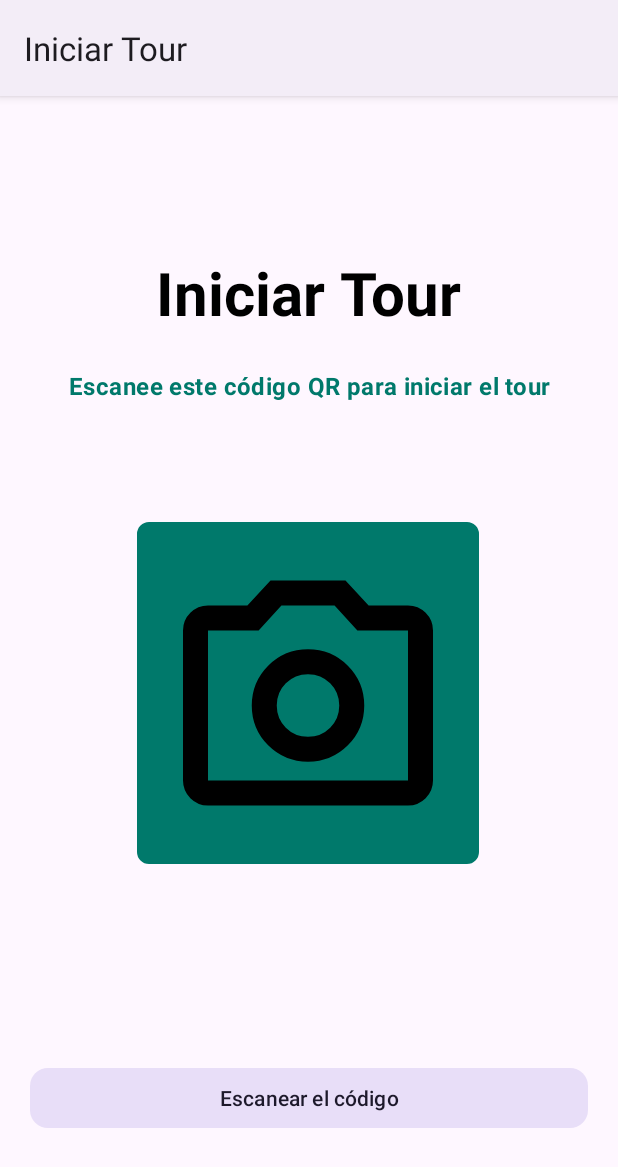
After one commit to Alexiaaaaaaasdde/PuriqTours_NewFibra, an Android app: the IniciarTourActivity screen opened directly, with no data from a screen before it, on a phone screen of 412 x 824 dp. The commit adds this screen. Shown: the top 1167 px of the screen. Run offline under Robolectric (Android 15) with nearby library versions, the phone set to English and light mode, and no system bars.

Commit message:
Vista tour terminada

```diff
--- /dev/null
+++ b/PuriqTours/app/src/main/java/com/example/puriqtours/IniciarTourActivity.java
@@ -0,0 +1,29 @@
+package com.example.puriqtours;
+
+import android.content.Intent;
+import android.os.Bundle;
+import android.widget.Button;
+import android.widget.Toast;
+
+import androidx.appcompat.app.AppCompatActivity;
+
+public class IniciarTourActivity extends AppCompatActivity {
+
+    Button btnEscanear;
+
+    @Override
+    protected void onCreate(Bundle savedInstanceState) {
+        super.onCreate(savedInstanceState);
+        setContentView(R.layout.activity_iniciar_tour);
+
+        // Vincular el botón
+        btnEscanear = findViewById(R.id.btnEscanear);
+
+        // Acción temporal (solo muestra un mensaje)
+        btnEscanear.setOnClickListener(v -> {
+            Intent intent = new Intent(IniciarTourActivity.this, MapaTourActivity.class);
+            startActivity(intent);
+        });
+
+    }
+}
--- /dev/null
+++ b/PuriqTours/app/src/main/res/drawable/ic_camera_alt.xml
@@ -0,0 +1,5 @@
+<vector xmlns:android="http://schemas.android.com/apk/res/android" android:height="200dp" android:tint="#000000" android:viewportHeight="960" android:viewportWidth="960" android:width="200dp">
+
+    <path android:fillColor="@android:color/white" android:pathData="M480,700Q555,700 607.5,647.5Q660,595 660,520Q660,445 607.5,392.5Q555,340 480,340Q405,340 352.5,392.5Q300,445 300,520Q300,595 352.5,647.5Q405,700 480,700ZM480,620Q438,620 409,591Q380,562 380,520Q380,478 409,449Q438,420 480,420Q522,420 551,449Q580,478 580,520Q580,562 551,591Q522,620 480,620ZM160,840Q127,840 103.5,816.5Q80,793 80,760L80,280Q80,247 103.5,223.5Q127,200 160,200L286,200L360,120L600,120L674,200L800,200Q833,200 856.5,223.5Q880,247 880,280L880,760Q880,793 856.5,816.5Q833,840 800,840L160,840ZM160,760L800,760Q800,760 800,760Q800,760 800,760L800,280Q800,280 800,280Q800,280 800,280L638,280L565,200L395,200L322,280L160,280Q160,280 160,280Q160,280 160,280L160,760Q160,760 160,760Q160,760 160,760ZM480,520Q480,520 480,520Q480,520 480,520L480,520Q480,520 480,520Q480,520 480,520L480,520L480,520L480,520L480,520L480,520Q480,520 480,520Q480,520 480,520L480,520Q480,520 480,520Q480,520 480,520Z"/>
+
+</vector>
--- /dev/null
+++ b/PuriqTours/app/src/main/res/drawable/ic_chat.xml
@@ -0,0 +1,5 @@
+<vector xmlns:android="http://schemas.android.com/apk/res/android" android:height="24dp" android:tint="#000000" android:viewportHeight="960" android:viewportWidth="960" android:width="24dp">
+
+    <path android:fillColor="@android:color/white" android:pathData="M240,560L560,560L560,480L240,480L240,560ZM240,440L720,440L720,360L240,360L240,440ZM240,320L720,320L720,316Q683,308 652.5,288.5Q622,269 600,240L240,240L240,320ZM80,880L80,160Q80,127 103.5,103.5Q127,80 160,80L564,80Q560,100 560,120Q560,140 564,160L160,160Q160,160 160,160Q160,160 160,160L160,685L206,640L800,640Q800,640 800,640Q800,640 800,640L800,316Q823,311 843,302.5Q863,294 880,280L880,640Q880,673 856.5,696.5Q833,720 800,720L240,720L80,880ZM160,160Q160,160 160,160Q160,160 160,160L160,640Q160,640 160,640Q160,640 160,640L160,640L160,640L160,160Q160,160 160,160Q160,160 160,160L160,160Q160,160 160,160Q160,160 160,160ZM760,240Q710,240 675,205Q640,170 640,120Q640,70 675,35Q710,0 760,0Q810,0 845,35Q880,70 880,120Q880,170 845,205Q810,240 760,240Z"/>
+
+</vector>
--- /dev/null
+++ b/PuriqTours/app/src/main/res/layout/activity_iniciar_tour.xml
@@ -0,0 +1,77 @@
+<?xml version="1.0" encoding="utf-8"?>
+<androidx.constraintlayout.widget.ConstraintLayout xmlns:android="http://schemas.android.com/apk/res/android"
+    xmlns:app="http://schemas.android.com/apk/res-auto"
+    android:layout_width="match_parent"
+    android:layout_height="match_parent"
+    android:fitsSystemWindows="true"
+    android:padding="16dp">
+
+    <!-- 🔹 Título -->
+
+    <!-- 🔹 Indicación -->
+
+    <!-- 🔹 Icono de cámara -->
+
+    <!-- 🔹 Botón escanear -->
+
+    <TextView
+        android:id="@+id/tvTitulo"
+        android:layout_width="wrap_content"
+        android:layout_height="wrap_content"
+        android:layout_marginTop="88dp"
+        android:text="Iniciar Tour"
+        android:textAppearance="@style/TextAppearance.Material3.HeadlineMedium"
+        android:textColor="@color/black"
+        android:textSize="40sp"
+        android:textStyle="bold"
+        app:layout_constraintEnd_toEndOf="parent"
+        app:layout_constraintHorizontal_bias="0.497"
+        app:layout_constraintStart_toStartOf="parent"
+        app:layout_constraintTop_toTopOf="parent" />
+
+    <TextView
+        android:id="@+id/tvIndicacion"
+        android:layout_width="0dp"
+        android:layout_height="wrap_content"
+        android:layout_marginTop="24dp"
+        android:gravity="center"
+        android:text="Escanee este código QR para iniciar el tour"
+        android:textAppearance="@style/TextAppearance.Material3.BodyMedium"
+        android:textColor="@color/teal_700"
+        android:textSize="16sp"
+        android:textStyle="bold"
+        app:layout_constraintEnd_toEndOf="parent"
+        app:layout_constraintHorizontal_bias="0.0"
+        app:layout_constraintStart_toStartOf="parent"
+        app:layout_constraintTop_toBottomOf="@id/tvTitulo" />
+
+    <com.google.android.material.imageview.ShapeableImageView
+        android:id="@+id/imgCamara"
+        android:layout_width="300dp"
+        android:layout_height="300dp"
+        android:layout_marginTop="44dp"
+        android:background="@color/teal_700"
+        android:padding="36dp"
+        android:scaleType="centerInside"
+        android:src="@drawable/ic_camera_alt"
+        android:tint="@android:color/black"
+        app:layout_constraintEnd_toEndOf="parent"
+        app:layout_constraintHorizontal_bias="0.493"
+        app:layout_constraintStart_toStartOf="parent"
+        app:layout_constraintTop_toBottomOf="@id/tvIndicacion"
+        app:shapeAppearanceOverlay="@style/ShapeAppearance.Material3.MediumComponent" />
+
+    <com.google.android.material.button.MaterialButton
+        android:id="@+id/btnEscanear"
+        style="@style/Widget.Material3.Button.IconButton.Filled.Tonal"
+        android:layout_width="0dp"
+        android:layout_height="wrap_content"
+        android:layout_marginBottom="52dp"
+        android:text="Escanear el código"
+        app:cornerRadius="12dp"
+        app:layout_constraintBottom_toBottomOf="parent"
+        app:layout_constraintEnd_toEndOf="parent"
+        app:layout_constraintHorizontal_bias="0.0"
+        app:layout_constraintStart_toStartOf="parent" />
+
+</androidx.constraintlayout.widget.ConstraintLayout>
--- a/PuriqTours/app/src/main/res/values-night/themes.xml
+++ b/PuriqTours/app/src/main/res/values-night/themes.xml
@@ -1,6 +1,6 @@
 <resources xmlns:tools="http://schemas.android.com/tools">
     <!-- Base application theme. -->
-    <style name="Base.Theme.PuriqTours" parent="Theme.Material3.DayNight.NoActionBar">
+    <style name="Base.Theme.PuriqTours" parent="Theme.Material3.DayNight">
         <!-- Customize your dark theme here. -->
         <!-- <item name="colorPrimary">@color/my_dark_primary</item> -->
     </style>
--- a/PuriqTours/app/src/main/res/values/themes.xml
+++ b/PuriqTours/app/src/main/res/values/themes.xml
@@ -1,6 +1,6 @@
 <resources xmlns:tools="http://schemas.android.com/tools">
 
-    <style name="Theme.PuriqTours" parent="Theme.Material3.DayNight.NoActionBar">
+    <style name="Theme.PuriqTours" parent="Theme.Material3.DayNight">
         <item name="colorPrimary">@color/teal_dark</item>
         <item name="android:statusBarColor">@color/black</item>
         <item name="android:navigationBarColor">@color/black</item>
```
Also changed, not shown: PuriqTours/app/src/main/AndroidManifest.xml (+11 -4 lines), PuriqTours/app/src/main/java/com/example/puriqtours/FinalizarTourBottomSheet.java (added, +37 -0 lines), PuriqTours/app/src/main/java/com/example/puriqtours/MapaTourActivity.java (added, +27 -0 lines), PuriqTours/app/src/main/java/com/example/puriqtours/SolicitudAdapter.java (+6 -2 lines), PuriqTours/app/src/main/res/layout-v26/activity_mapa_tour.xml (added, +110 -0 lines), PuriqTours/app/src/main/res/layout/activity_mapa_tour.xml (added, +110 -0 lines), PuriqTours/app/src/main/res/layout/bottomsheet_finalizar_tour.xml (added, +53 -0 lines), PuriqTours/app/src/main/res/layout/fragment_tours.xml (+10 -6 lines), 1 other file.
